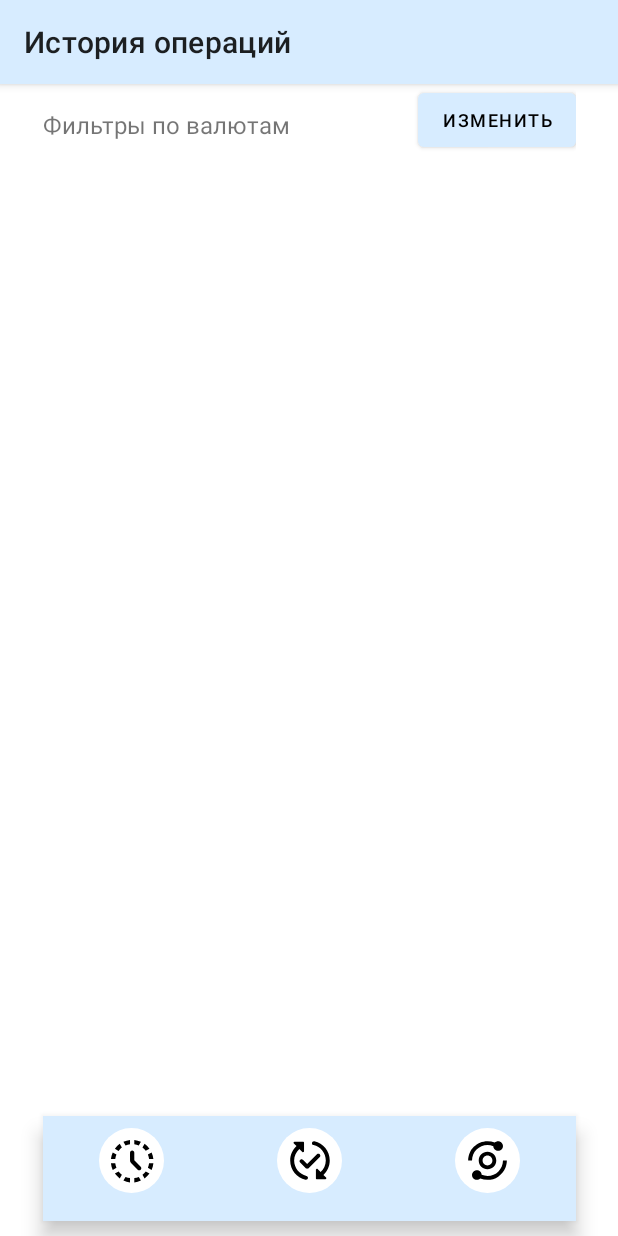
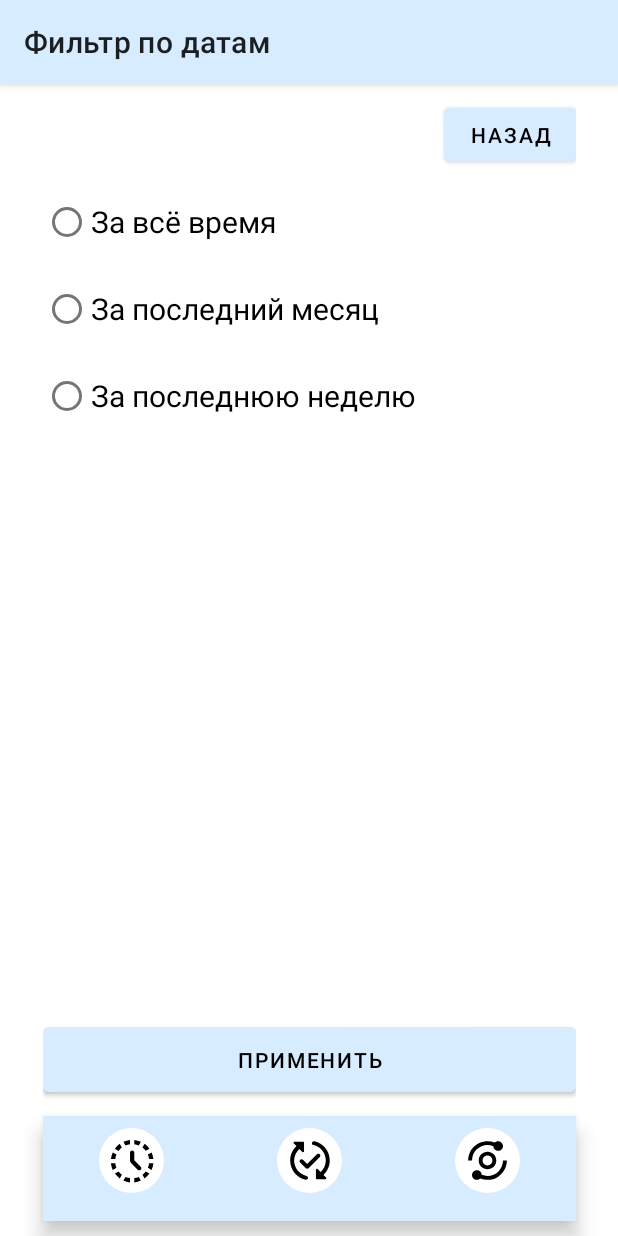
Before and after one commit to Kudryashova-Nastya/mobile_converter, an Android app: the HistoryFragment screen opened through its navigation route, after a tap on "ИЗМЕНИТЬ", on a phone screen of 412 x 824 dp. Run offline under Robolectric (Android 15) with nearby library versions, the phone set to English and light mode, and no system bars; our stand-ins replace Room's generated code, navigation-ui.

Commit message:
data is passed between filter and history fragments

```diff
--- a/app/src/main/java/com/example/myapplication/MainActivity.kt
+++ b/app/src/main/java/com/example/myapplication/MainActivity.kt
@@ -1,21 +1,25 @@
 package com.example.myapplication
 
 import android.os.Bundle
-import android.util.Log
+import androidx.activity.viewModels
 import androidx.appcompat.app.AppCompatActivity
 import androidx.navigation.findNavController
 import androidx.navigation.ui.AppBarConfiguration
 import androidx.navigation.ui.setupActionBarWithNavController
 import androidx.navigation.ui.setupWithNavController
+import com.example.myapplication.data.RoomInitRepository
 import com.example.myapplication.databinding.MainActivityBinding
+import com.example.myapplication.fragments.history.HistoryViewModel
+import com.example.myapplication.fragments.history.HistoryViewModelFactory
 import com.google.android.material.bottomnavigation.BottomNavigationView
-import kotlinx.coroutines.Dispatchers
-import kotlinx.coroutines.GlobalScope
-import kotlinx.coroutines.launch
+
 
 class MainActivity : AppCompatActivity() {
 
     private lateinit var binding: MainActivityBinding
+    val viewModel: HistoryViewModel by viewModels {
+        HistoryViewModelFactory(RoomInitRepository.getRepository(this))
+    }
 
     override fun onCreate(savedInstanceState: Bundle?) {
         super.onCreate(savedInstanceState)
@@ -38,17 +42,6 @@ class MainActivity : AppCompatActivity() {
         setupActionBarWithNavController(navController, appBarConfiguration)
         bottomNavigationView.itemIconTintList = null
 
-
-
-//        GlobalScope.launch(Dispatchers.IO) {
-//            try {
-//                val currencies = DependencyInjection.repository.getCurrencies()
-//                Log.d("MY_TAG", "$currencies")
-//            } catch (e: Exception) {
-//                e.printStackTrace()
-//                Log.d("MY_TAG", e.localizedMessage)
-//            }
-//        }
     }
 
 //    override fun onSupportNavigateUp(): Boolean {
--- /dev/null
+++ b/app/src/main/java/com/example/myapplication/fragments/filter/FilterFragment.kt
@@ -0,0 +1,42 @@
+package com.example.myapplication.fragments.filter
+
+import android.os.Bundle
+import androidx.fragment.app.Fragment
+import android.view.LayoutInflater
+import android.view.View
+import android.view.ViewGroup
+import androidx.appcompat.app.AppCompatActivity
+import androidx.navigation.Navigation
+import com.example.myapplication.MainActivity
+import com.example.myapplication.R
+import com.example.myapplication.databinding.FragmentFilterBinding
+import com.example.myapplication.fragments.history.HistoryViewModel
+
+
+class FilterFragment : Fragment() {
+
+    private lateinit var binding: FragmentFilterBinding
+
+    private val viewModel: HistoryViewModel
+        get() = (activity as MainActivity).viewModel
+
+
+    override fun onCreateView(
+        inflater: LayoutInflater, container: ViewGroup?, savedInstanceState: Bundle?
+    ): View {
+        binding = FragmentFilterBinding.inflate(inflater, container, false)
+
+        binding.filterButton.setOnClickListener {
+            viewModel.filter.postValue("All")
+        }
+
+        binding.buttonBack.setOnClickListener {
+            Navigation.findNavController(requireView())
+                .navigate(R.id.action_filterFragment_to_historyFragment)
+        }
+
+        (activity as AppCompatActivity).supportActionBar!!.setDisplayHomeAsUpEnabled(false)
+        return binding.root
+    }
+
+}
--- a/app/src/main/java/com/example/myapplication/fragments/history/HistoryFragment.kt
+++ b/app/src/main/java/com/example/myapplication/fragments/history/HistoryFragment.kt
@@ -5,9 +5,13 @@ import androidx.fragment.app.Fragment
 import android.view.LayoutInflater
 import android.view.View
 import android.view.ViewGroup
+import androidx.lifecycle.LifecycleOwner
 import androidx.lifecycle.ViewModelProvider
+import androidx.navigation.Navigation
 import androidx.recyclerview.widget.LinearLayoutManager
 import androidx.recyclerview.widget.RecyclerView
+import com.example.myapplication.MainActivity
+import com.example.myapplication.R
 import com.example.myapplication.data.RoomInitRepository
 import com.example.myapplication.data.room.History
 import com.example.myapplication.databinding.FragmentHistoryBinding
@@ -15,33 +19,36 @@ import com.example.myapplication.databinding.FragmentHistoryBinding
 class HistoryFragment : Fragment() {
 
     private lateinit var binding: FragmentHistoryBinding
-    private lateinit var viewModel: HistoryViewModel
+    private val viewModel: HistoryViewModel
+        get() = (activity as MainActivity).viewModel
     private lateinit var adapter: HistoryAdapter
     private lateinit var recyclerView: RecyclerView
     var historyItems: MutableList<History> = mutableListOf()
 
     override fun onCreate(savedInstanceState: Bundle?) {
         super.onCreate(savedInstanceState)
-        val viewModelFactory = HistoryViewModelFactory(RoomInitRepository.getRepository(requireContext()))
-        viewModel = ViewModelProvider(this, viewModelFactory)[HistoryViewModel::class.java]
-
         adapter = HistoryAdapter()
-        getHistory()
-
     }
 
     override fun onCreateView(
-        inflater: LayoutInflater, container: ViewGroup?, savedInstanceState: Bundle?): View {
+        inflater: LayoutInflater, container: ViewGroup?, savedInstanceState: Bundle?
+    ): View {
         binding = FragmentHistoryBinding.inflate(inflater, container, false)
 
-        binding.buttonFilters.setOnClickListener{
+        binding.buttonFilters.setOnClickListener {
             // переход на экран фильтров
+            Navigation.findNavController(requireView())
+                .navigate(R.id.action_historyFragment_to_filterFragment)
         }
 
         recyclerView = binding.recyclerviewHistory
         recyclerView.layoutManager = LinearLayoutManager(context, RecyclerView.VERTICAL, false)
         recyclerView.adapter = adapter
 
+        viewModel.filter.observe(viewLifecycleOwner) {
+            binding.filterDate.text = it
+        }
+        getHistory()
         return binding.root
     }
 
@@ -49,7 +56,7 @@ class HistoryFragment : Fragment() {
 
         viewModel.getHistory().let { newHistory ->
             historyItems = emptyList<History>().toMutableList()
-            newHistory?.forEach { item ->
+            newHistory.forEach { item ->
                 historyItems.add(item)
             }
             adapter.setData(historyItems)
--- a/app/src/main/java/com/example/myapplication/fragments/history/HistoryViewModel.kt
+++ b/app/src/main/java/com/example/myapplication/fragments/history/HistoryViewModel.kt
@@ -12,11 +12,14 @@ class HistoryViewModel(private var realization: RoomCurrencyRepository) : ViewMo
         MutableLiveData()
     }
 
-    fun getHistory(): List<History>? {
+    val filter: MutableLiveData<String> by lazy {
+        MutableLiveData()
+    }
+
+    fun getHistory(): List<History> {
         return runBlocking {
             realization.getHistory()
         }
     }
 
-
 }
--- a/app/src/main/res/layout/fragment_history.xml
+++ b/app/src/main/res/layout/fragment_history.xml
@@ -13,7 +13,7 @@
         android:layout_marginTop="5dp"
         android:text="@string/filtersHeader"
         android:textSize="16sp"
-        app:layout_constraintBottom_toTopOf="@+id/filterCurrency"
+        app:layout_constraintBottom_toTopOf="@+id/filterDate"
         app:layout_constraintTop_toTopOf="parent"
         tools:ignore="MissingConstraints" />
 
@@ -29,7 +29,7 @@
 
 
     <TextView
-        android:id="@+id/filterCurrency"
+        android:id="@+id/filterDate"
         android:layout_width="wrap_content"
         android:layout_height="wrap_content"
         android:paddingBottom="5dp"
@@ -45,6 +45,6 @@
         android:layout_width="match_parent"
         android:layout_height="wrap_content"
         app:layout_constraintEnd_toEndOf="parent"
-        app:layout_constraintTop_toBottomOf="@+id/filterCurrency" />
+        app:layout_constraintTop_toBottomOf="@+id/filterDate" />
 
 </androidx.constraintlayout.widget.ConstraintLayout>
--- a/app/src/main/res/navigation/my_nav.xml
+++ b/app/src/main/res/navigation/my_nav.xml
@@ -18,7 +18,11 @@
         android:id="@+id/historyFragment"
         android:name="com.example.myapplication.fragments.history.HistoryFragment"
         android:label="История операций"
-        tools:layout="@layout/fragment_history" />
+        tools:layout="@layout/fragment_history" >
+        <action
+            android:id="@+id/action_historyFragment_to_filterFragment"
+            app:destination="@id/filterFragment" />
+    </fragment>
     <fragment
         android:id="@+id/analyticsFragment"
         android:name="com.example.myapplication.fragments.AnalyticsFragment"
@@ -35,4 +39,12 @@
             android:name="currencyArg"
             app:argType="com.example.myapplication.data.room.Currency" />
     </fragment>
+    <fragment
+        android:id="@+id/filterFragment"
+        android:name="com.example.myapplication.fragments.filter.FilterFragment"
+        android:label="Фильтр по датам" >
+        <action
+            android:id="@+id/action_filterFragment_to_historyFragment"
+            app:destination="@id/historyFragment" />
+    </fragment>
 </navigation>
--- a/app/src/main/res/values/strings.xml
+++ b/app/src/main/res/values/strings.xml
@@ -16,11 +16,11 @@
     <string name="date_example">01.01.2022</string>
     <string name="change">Изменить</string>
     <string name="historyItemExample">1 RUB</string>
-    <string name="filtersHeader">Фильтры по валютам</string>
-    <string name="currency">Валюты</string>
+    <string name="filtersHeader">Фильтры по датам</string>
     <string name="arrow">arrow</string>
     <string name="radioAll">За всё время</string>
     <string name="radioMonth">За последний месяц</string>
     <string name="redioWeek">За последнюю неделю</string>
     <string name="filterButton">Применить</string>
+    <string name="hello_blank_fragment">Hello blank fragment</string>
 </resources>
```
